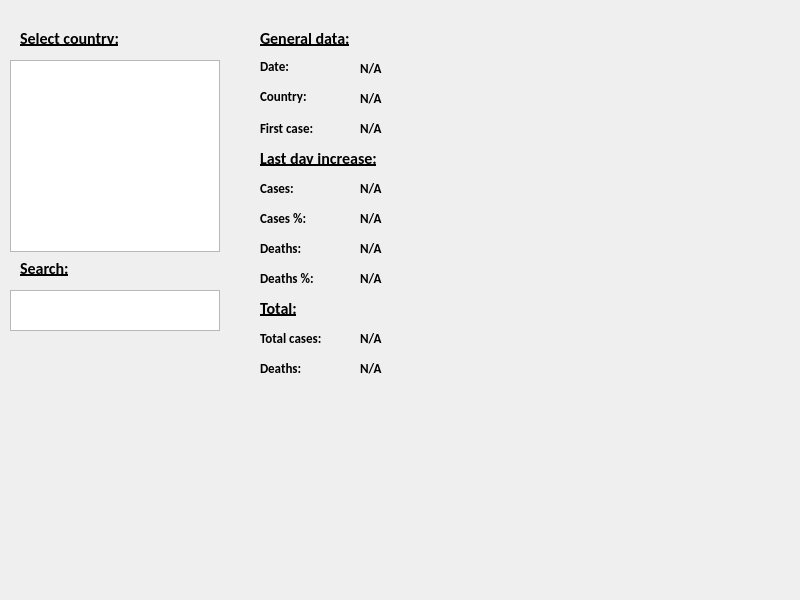
szuchowicz/covid_report_creator, file covid_ui.ui: the form before one commit.
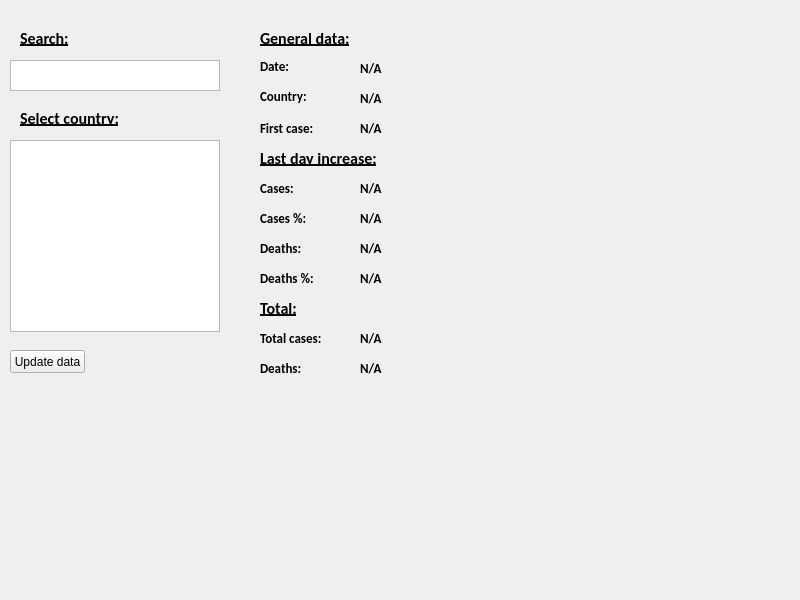
The form after the commit.

Commit message: Added searchbox, data update button

```diff
--- a/covid_ui.ui
+++ b/covid_ui.ui
@@ -18,7 +18,7 @@
     <property name="geometry">
      <rect>
       <x>20</x>
-      <y>30</y>
+      <y>110</y>
       <width>121</width>
       <height>16</height>
      </rect>
@@ -40,7 +40,7 @@
     <property name="geometry">
      <rect>
       <x>10</x>
-      <y>60</y>
+      <y>140</y>
       <width>210</width>
       <height>192</height>
      </rect>
@@ -50,7 +50,7 @@
     <property name="geometry">
      <rect>
       <x>20</x>
-      <y>260</y>
+      <y>30</y>
       <width>121</width>
       <height>16</height>
      </rect>
@@ -72,9 +72,9 @@
     <property name="geometry">
      <rect>
       <x>10</x>
-      <y>290</y>
+      <y>60</y>
       <width>210</width>
-      <height>41</height>
+      <height>31</height>
      </rect>
     </property>
    </widget>
@@ -522,6 +522,19 @@
      <string>N/A</string>
     </property>
    </widget>
+   <widget class="QPushButton" name="updateButton">
+    <property name="geometry">
+     <rect>
+      <x>10</x>
+      <y>350</y>
+      <width>75</width>
+      <height>23</height>
+     </rect>
+    </property>
+    <property name="text">
+     <string>Update data</string>
+    </property>
+   </widget>
   </widget>
  </widget>
  <resources/>
```
The commit also changes 2 other files.
